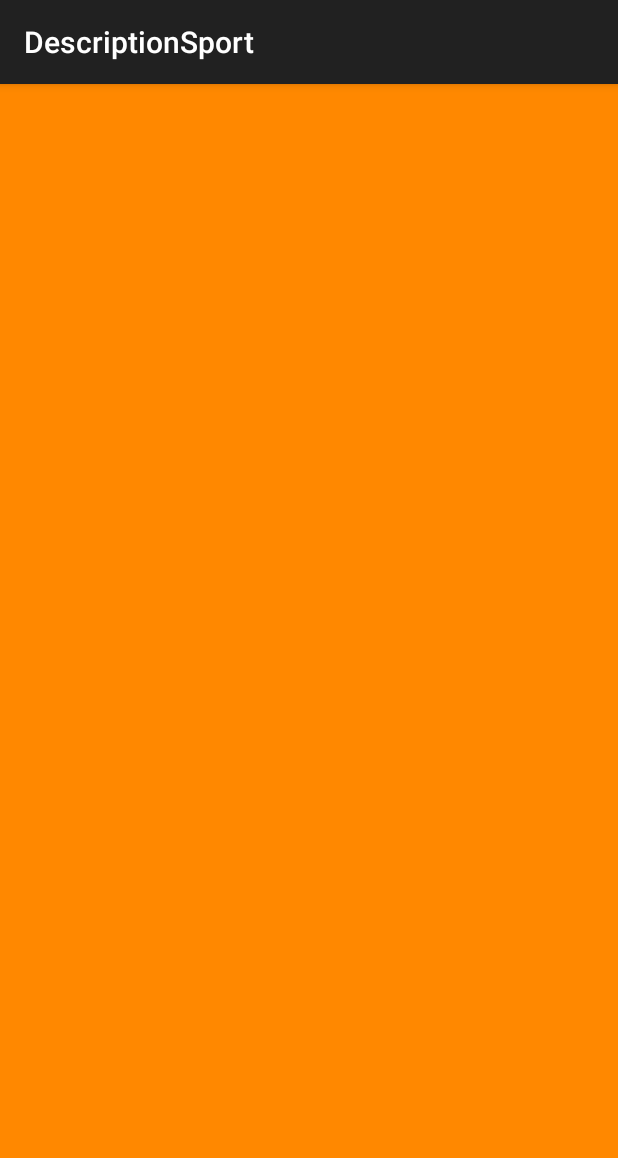
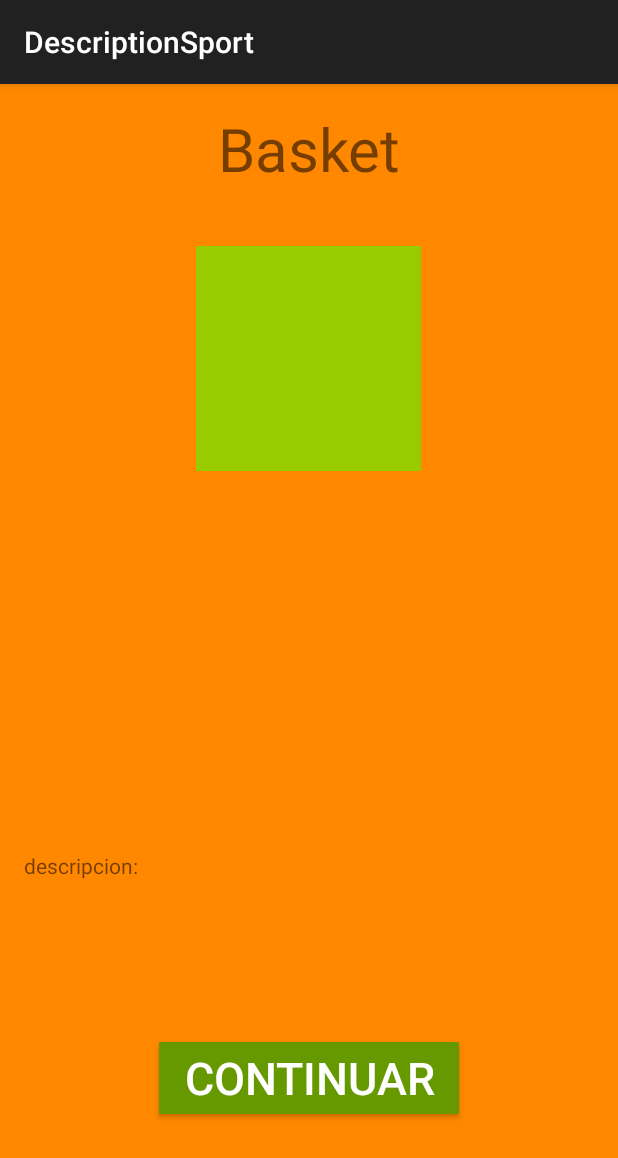
Before and after one commit to tizon9804/ubung-mobile, an Android app: the DescriptionSportActivity screen opened directly, with no data from a screen before it, on a phone screen of 412 x 824 dp. Shown: the top 1158 px of the screen. Run offline under Robolectric (Android 15) with nearby library versions, the phone set to English and light mode, and no system bars.

Commit message:
nuevas actividades

```diff
--- a/app/src/main/java/com/ubung/tc/ubungmobile/controlador/DescriptionSportActivity.java
+++ b/app/src/main/java/com/ubung/tc/ubungmobile/controlador/DescriptionSportActivity.java
@@ -1,9 +1,11 @@
 package com.ubung.tc.ubungmobile.controlador;
 
+import android.content.Intent;
 import android.support.v7.app.ActionBarActivity;
 import android.os.Bundle;
-import android.view.Menu;
-import android.view.MenuItem;
+import android.view.MotionEvent;
+import android.view.View;
+import android.widget.Button;
 
 import com.ubung.tc.ubungmobile.R;
 
@@ -14,8 +16,38 @@ public class DescriptionSportActivity extends ActionBarActivity {
     protected void onCreate(Bundle savedInstanceState) {
         super.onCreate(savedInstanceState);
         setContentView(R.layout.activity_description_sport);
+        initButtons();
+    }
+
+    private void initButtons() {
+        final Button start=(Button) findViewById(R.id.btn_continue);
+
+        start.setOnClickListener(new View.OnClickListener() {
+            @Override
+            public void onClick(View v) {
+                 nextActivity();
+            }
+        });
+        start.setOnTouchListener(new View.OnTouchListener() {
+
+            @Override
+            public boolean onTouch(View v, MotionEvent event) {
+                if(event.getAction() == MotionEvent.ACTION_DOWN){
+                    start.setTextColor(getResources().getColor(R.color.holo_green_light));
+                }
+                if(event.getAction() == MotionEvent.ACTION_UP){
+                    start.setTextColor(getResources().getColor(R.color.white));
+                }
+                return false;
+            }
+        });
+
+    }
+
+    private void nextActivity() {
+        Intent i= new Intent(this,LocationActivity.class);
+        startActivity(i);
     }
 
 
-
 }
--- a/app/src/main/res/layout/activity_description_sport.xml
+++ b/app/src/main/res/layout/activity_description_sport.xml
@@ -7,4 +7,45 @@
     tools:context="com.ubung.tc.ubungmobile.controlador.DescriptionSportActivity"
     android:background="@android:color/holo_orange_dark">
 
+    <TextView
+        android:layout_width="match_parent"
+        android:layout_height="wrap_content"
+        android:id="@+id/title_description_sport"
+        android:text="Basket"
+        android:textSize="40dp"
+        android:gravity="center"
+        android:layout_alignParentTop="true"
+        android:layout_alignParentEnd="true"
+        />
+    <ImageView
+        android:layout_width="150dp"
+        android:layout_height="150dp"
+        android:id="@+id/imageView2"
+        android:layout_below="@+id/title_description_sport"
+        android:layout_centerHorizontal="true"
+        android:layout_marginTop="38dp"
+        android:src="@android:color/holo_green_light" />
+    <TextView
+        android:layout_width="match_parent"
+        android:layout_height="100dp"
+        android:id="@+id/description_sport"
+        android:text="descripcion:"
+        android:layout_above="@+id/btn_continue"
+        android:layout_alignParentEnd="true"
+        android:layout_marginBottom="27dp" />
+    <Button
+        android:id="@+id/btn_continue"
+        android:layout_width="200dp"
+        android:layout_height="wrap_content"
+        android:text="@string/btn_continue"
+        android:layout_marginLeft="10dp"
+        android:layout_marginRight="10dp"
+        android:layout_marginBottom="65dp"
+        android:background="@android:color/holo_green_dark"
+        android:textColor="#ffffffff"
+        android:textSize="30dp"
+        android:layout_alignParentBottom="true"
+        android:layout_centerHorizontal="true" />
+
+
 </RelativeLayout>
--- a/app/src/main/res/values/strings.xml
+++ b/app/src/main/res/values/strings.xml
@@ -1,7 +1,7 @@
 <?xml version="1.0" encoding="utf-8"?>
 <resources>
 
-    <string name="app_name">UbungMobile</string>
+    <string name="app_name">Übung</string>
     <string name="hello_world">Hello world!</string>
     <string name="action_settings">Settings</string>
     <string name="title_activity_location">LocationActivity</string>
@@ -12,6 +12,6 @@
     <string name="titleUbungMobile">Übung Mobile</string>
     <string name="btnstart">Empezar</string>
     <string name="title_activity_description_sport">DescriptionSport</string>
-
+    <string name="btn_continue">Continuar</string>
 
 </resources>
```
Also changed, not shown: app/src/main/java/com/ubung/tc/ubungmobile/controlador/ChooseSportActivity.java (+8 -6 lines), app/src/main/java/com/ubung/tc/ubungmobile/modelo/InterfazUbung.java (+11 -1 lines), app/src/main/java/com/ubung/tc/ubungmobile/modelo/Singleton.java (+11 -9 lines), app/src/main/res/drawable-hdpi/ic_launcher.png, 1 other file.
